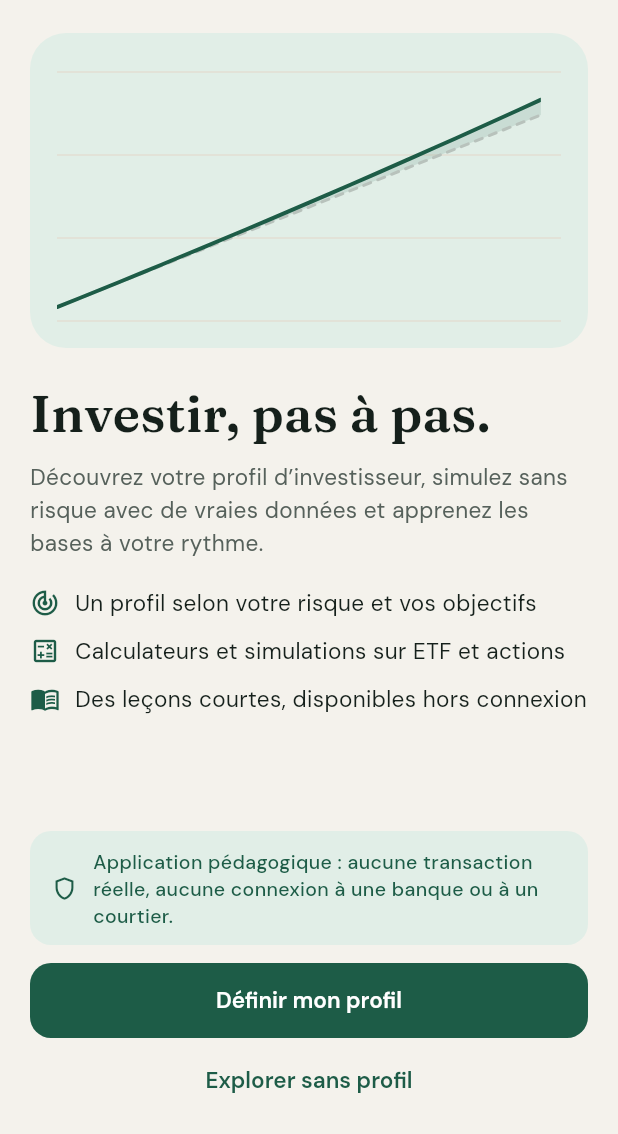
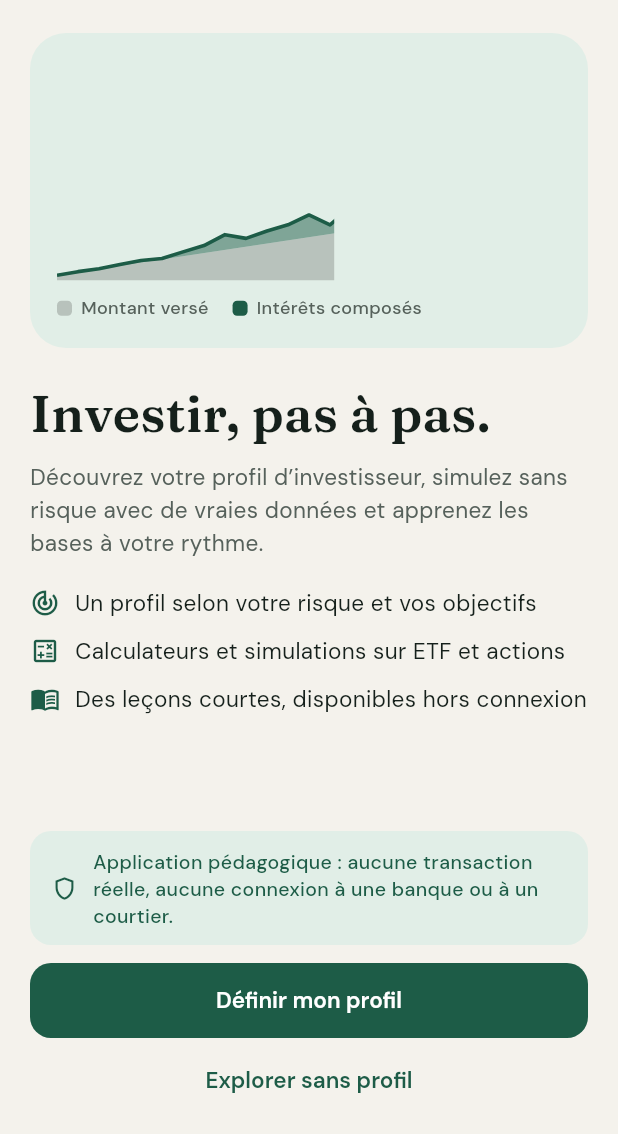
Before and after one commit to RomainSoil/investment_companion, a Flutter app: the screen it shows after launch, after a tap on "Définir mon profil", after a tap on "Revoir l’écran de bienvenue", on a phone screen of 412 x 824 dp, the part 102-1236 px from its top. Run offline on Flutter 3.47's test engine with Material 3 defaults, Android fonts, the phone set to English and light mode, and no system bars; our stand-ins replace shared_preferences, sqflite, sqflite_common_ffi, sqflite_common_ffi_web; accounts and stored records are empty.

Commit message:
correction animation growth_chart

```diff
--- a/lib/features/welcome/growth_chart.dart
+++ b/lib/features/welcome/growth_chart.dart
@@ -1,15 +1,15 @@
-import 'dart:math' as math;
-
 import 'package:flutter/material.dart';
 
 import '../../core/theme/app_colors.dart';
+import '../../core/theme/app_text_styles.dart';
 
-/// Courbe d'illustration de l'écran de bienvenue : la valeur d'un placement
-/// régulier (trait plein) s'écarte peu à peu du montant versé (pointillés).
+/// Graphique d'illustration de l'écran de bienvenue : un placement régulier,
+/// avec ses hausses et ses baisses. La surface grise est le montant versé,
+/// la surface verte au-dessus correspond aux gains des intérêts composés.
 ///
 /// Animation codée : un [AnimationController] fait passer une progression de
-/// 0 à 1, et le dessin (voir [GrowthChartPainter]) ne révèle que la partie de
-/// la courbe correspondant à cette progression.
+/// 0 à 1, et le dessin (voir [GrowthChartPainter]) ne révèle que la partie du
+/// graphique correspondant à cette progression.
 class GrowthChart extends StatefulWidget {
   const GrowthChart({super.key});
 
@@ -20,26 +20,18 @@ class GrowthChart extends StatefulWidget {
 class _GrowthChartState extends State<GrowthChart>
     with SingleTickerProviderStateMixin {
   late final AnimationController _controller;
-  late final CurvedAnimation _progress;
 
   @override
   void initState() {
     super.initState();
     _controller = AnimationController(
       vsync: this,
-      duration: const Duration(milliseconds: 1600),
-    );
-    // La courbe démarre vite puis ralentit en arrivant au bout.
-    _progress = CurvedAnimation(
-      parent: _controller,
-      curve: Curves.easeOutCubic,
-    );
-    _controller.forward();
+      duration: const Duration(milliseconds: 2000),
+    )..forward();
   }
 
   @override
   void dispose() {
-    _progress.dispose();
     _controller.dispose();
     super.dispose();
   }
@@ -48,78 +40,129 @@ class _GrowthChartState extends State<GrowthChart>
   Widget build(BuildContext context) {
     return Semantics(
       label:
-          'Graphique : la valeur d’un placement régulier dépasse peu à peu le montant versé.',
+          'Graphique : la valeur d’un placement régulier monte et baisse, mais '
+          'les gains des intérêts composés s’ajoutent peu à peu au montant versé.',
+      child: Column(
+        children: [
+          Expanded(
             child: AnimatedBuilder(
-        animation: _progress,
+              animation: _controller,
               builder: (context, child) {
                 return CustomPaint(
-            painter: GrowthChartPainter(progress: _progress.value),
+                  painter: GrowthChartPainter(progress: _controller.value),
                   child: child,
                 );
               },
-        // Occupe toute la place disponible ; n'est pas reconstruit à chaque
-        // image de l'animation.
               child: const SizedBox.expand(),
+            ),
+          ),
+          const SizedBox(height: 10),
+          const Row(
+            children: [
+              _LegendItem(
+                color: AppColors.chartNeutral,
+                text: 'Montant versé',
+              ),
+              SizedBox(width: 16),
+              _LegendItem(
+                color: AppColors.primary,
+                text: 'Intérêts composés',
+              ),
+            ],
+          ),
+        ],
       ),
     );
   }
 }
 
-/// Dessine la courbe jusqu'à la fraction [progress] de sa largeur (0 à 1).
+class _LegendItem extends StatelessWidget {
+  const _LegendItem({required this.color, required this.text});
+
+  final Color color;
+  final String text;
+
+  @override
+  Widget build(BuildContext context) {
+    return Row(
+      children: [
+        Container(
+          width: 10,
+          height: 10,
+          decoration: BoxDecoration(
+            color: color,
+            borderRadius: BorderRadius.circular(3),
+          ),
+        ),
+        const SizedBox(width: 6),
+        Text(text, style: AppTextStyles.caption.copyWith(fontSize: 12)),
+      ],
+    );
+  }
+}
+
+/// Dessine le graphique jusqu'à la fraction [progress] de sa largeur (0 à 1).
 class GrowthChartPainter extends CustomPainter {
   GrowthChartPainter({required this.progress});
 
   final double progress;
 
-  static const int _steps = 24;
+  /// Rendement de chaque période : des hausses et des baisses, comme sur un
+  /// vrai marché. Ce sont des valeurs d'illustration, pas des données réelles.
+  static const List<double> _returns = [
+    0.07, -0.03, 0.09, 0.05, -0.06, 0.16, 0.11, 0.22, //
+    -0.15, 0.10, 0.06, 0.12, -0.2, 0.26, 0.11, 0.1, //
+    -0.08, 0.22, 0.07, -0.11, 0.12, 0.13, 0.14, 0.05, //
+  ];
 
-  /// Montant versé : 100 au départ, puis 60 à chaque période.
-  static double _invested(int step) => 100 + 60.0 * step;
+  /// Versement de départ, puis versement ajouté à chaque période.
+  static const double _deposit = 100;
+  static const double _monthlyDeposit = 60;
 
-  /// Valeur du placement si chaque versement rapporte 0,6 % par période.
-  /// Ce sont des valeurs d'illustration, pas des données de marché.
-  static double _value(int step) {
-    const growth = 1.006;
-    final factor = math.pow(growth, step).toDouble();
-    return 100 * factor + 60 * (factor - 1) / (growth - 1);
+  /// Valeur du placement à chaque période : la valeur précédente rapporte
+  /// son rendement (intérêts composés), puis on ajoute le versement.
+  static final List<double> _values = () {
+    final values = [_deposit];
+    for (final rate in _returns) {
+      values.add(values.last * (1 + rate) + _monthlyDeposit);
     }
+    return values;
+  }();
 
   @override
   void paint(Canvas canvas, Size size) {
-    final maxValue = _value(_steps) * 1.08;
+    final steps = _returns.length;
+    final maxValue = _values.last * 1.1;
 
     Offset pointFor(int step, double amount) {
       return Offset(
-        size.width * step / _steps,
+        size.width * step / steps,
         size.height * (1 - amount / maxValue),
       );
     }
 
-    // Lignes de repère horizontales.
-    final gridPaint = Paint()
-      ..color = AppColors.line
-      ..strokeWidth = 1;
-    for (var i = 0; i <= 3; i++) {
-      final y = size.height * i / 3;
-      canvas.drawLine(Offset(0, y), Offset(size.width, y), gridPaint);
+    // Montant versé : il augmente régulièrement, c'est une droite.
+    final investedStart = pointFor(0, _deposit);
+    final investedEnd = pointFor(steps, _deposit + _monthlyDeposit * steps);
+
+    // Courbe de la valeur du placement.
+    final valueLine = Path()..moveTo(investedStart.dx, investedStart.dy);
+    for (var step = 1; step <= steps; step++) {
+      final point = pointFor(step, _values[step]);
+      valueLine.lineTo(point.dx, point.dy);
     }
 
-    // Courbe de la valeur du placement.
-    final start = pointFor(0, _value(0));
-    final valuePath = Path()..moveTo(start.dx, start.dy);
-    for (var step = 1; step <= _steps; step++) {
-      final point = pointFor(step, _value(step));
-      valuePath.lineTo(point.dx, point.dy);
-    }
+    // Surface du montant versé : entre l'axe du bas et la droite.
+    final investedArea = Path()
+      ..moveTo(0, size.height)
+      ..lineTo(investedStart.dx, investedStart.dy)
+      ..lineTo(investedEnd.dx, investedEnd.dy)
+      ..lineTo(size.width, size.height)
+      ..close();
 
-    // Le montant versé augmente régulièrement : c'est une droite.
-    final investedStart = pointFor(0, _invested(0));
-    final investedEnd = pointFor(_steps, _invested(_steps));
-
-    // Surface comprise entre la courbe et la droite : les gains.
-    final gainsPath = Path.from(valuePath)
+    // Surface des gains : entre la droite du montant versé et la courbe.
+    final gainsArea = Path.from(valueLine)
       ..lineTo(investedEnd.dx, investedEnd.dy)
-      ..lineTo(investedStart.dx, investedStart.dy)
       ..close();
 
     // On ne laisse apparaître que la partie gauche du dessin, sur une largeur
@@ -127,58 +170,21 @@ class GrowthChartPainter extends CustomPainter {
     canvas.save();
     canvas.clipRect(Rect.fromLTWH(0, 0, size.width * progress, size.height));
 
-    canvas.drawPath(gainsPath, Paint()..color = AppColors.chartFill);
-
-    _drawDashedLine(
-      canvas,
-      investedStart,
-      investedEnd,
-      Paint()
-        ..color = AppColors.chartNeutral
-        ..strokeWidth = 2
-        ..strokeCap = StrokeCap.round,
+    canvas.drawPath(investedArea, Paint()..color = AppColors.chartNeutral);
+    canvas.drawPath(
+      gainsArea,
+      Paint()..color = AppColors.primary.withValues(alpha: 0.5),
     );
-
     canvas.drawPath(
-      valuePath,
+      valueLine,
       Paint()
         ..color = AppColors.primary
         ..style = PaintingStyle.stroke
-        ..strokeWidth = 2.6
-        ..strokeCap = StrokeCap.round
+        ..strokeWidth = 2.4
         ..strokeJoin = StrokeJoin.round,
     );
 
     canvas.restore();
-
-    // Point final, affiché quand la courbe est entièrement tracée.
-    if (progress > 0.97) {
-      final end = pointFor(_steps, _value(_steps)).translate(-4, 0);
-      canvas.drawCircle(end, 6, Paint()..color = Colors.white);
-      canvas.drawCircle(end, 4.2, Paint()..color = AppColors.primary);
-    }
-  }
-
-  void _drawDashedLine(Canvas canvas, Offset from, Offset to, Paint paint) {
-    const dash = 5.0;
-    const gap = 5.0;
-
-    final length = (to - from).distance;
-    if (length == 0) {
-      return;
-    }
-    final direction = (to - from) / length;
-
-    var travelled = 0.0;
-    while (travelled < length) {
-      final segmentEnd = math.min(travelled + dash, length);
-      canvas.drawLine(
-        from + direction * travelled,
-        from + direction * segmentEnd,
-        paint,
-      );
-      travelled += dash + gap;
-    }
   }
 
   @override
```
Lines whose indentation alone changed are shown as unchanged.
